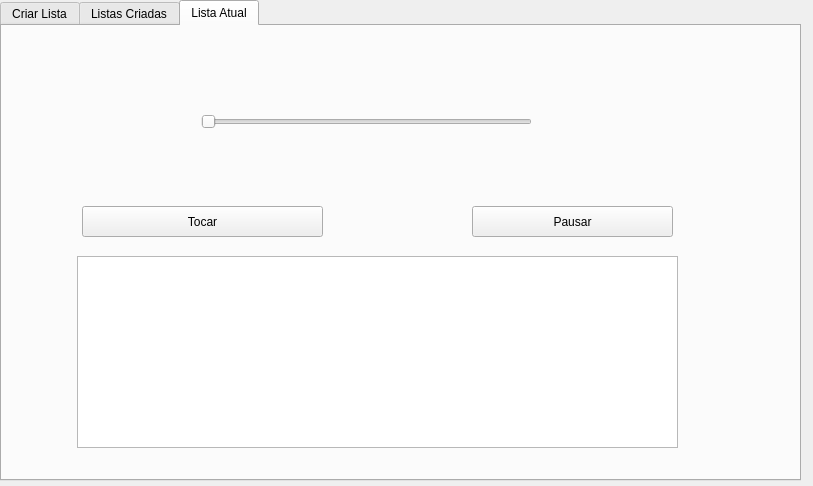
Qt form loggedwindow.ui (DiegoCacau/testStone) before a commit.
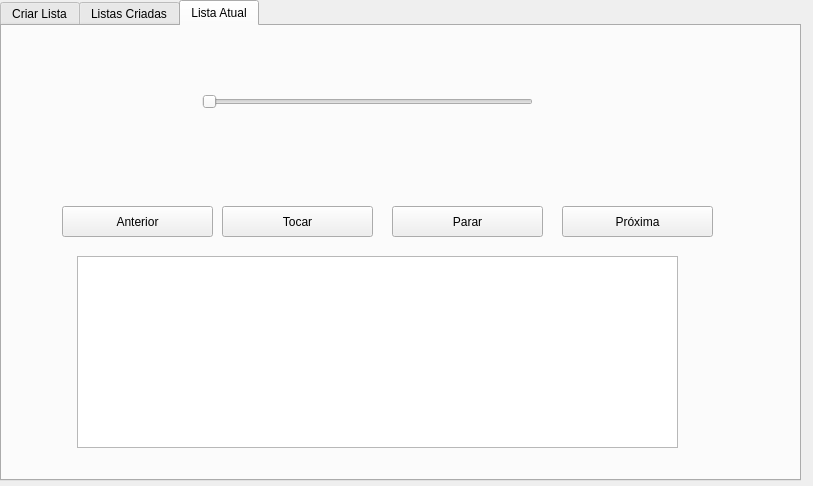
The same form after that commit.

```diff
--- a/loggedwindow.ui
+++ b/loggedwindow.ui
@@ -257,9 +257,9 @@
     <widget class="QPushButton" name="pushButton_5">
      <property name="geometry">
       <rect>
-       <x>80</x>
+       <x>220</x>
        <y>180</y>
-       <width>241</width>
+       <width>151</width>
        <height>31</height>
       </rect>
      </property>
@@ -270,14 +270,14 @@
     <widget class="QPushButton" name="pushButton_6">
      <property name="geometry">
       <rect>
-       <x>470</x>
+       <x>390</x>
        <y>180</y>
-       <width>201</width>
+       <width>151</width>
        <height>31</height>
       </rect>
      </property>
      <property name="text">
-      <string>Pausar</string>
+      <string>Parar</string>
      </property>
     </widget>
     <widget class="QListView" name="listView_3">
@@ -293,8 +293,8 @@
     <widget class="QSlider" name="horizontalSlider">
      <property name="geometry">
       <rect>
-       <x>199</x>
-       <y>70</y>
+       <x>200</x>
+       <y>50</y>
        <width>331</width>
        <height>51</height>
       </rect>
@@ -303,6 +303,58 @@
       <enum>Qt::Horizontal</enum>
      </property>
     </widget>
+    <widget class="QLabel" name="label_3">
+     <property name="geometry">
+      <rect>
+       <x>206</x>
+       <y>10</y>
+       <width>321</width>
+       <height>41</height>
+      </rect>
+     </property>
+     <property name="text">
+      <string/>
+     </property>
+    </widget>
+    <widget class="QLabel" name="label_4">
+     <property name="geometry">
+      <rect>
+       <x>316</x>
+       <y>100</y>
+       <width>101</width>
+       <height>21</height>
+      </rect>
+     </property>
+     <property name="text">
+      <string/>
+     </property>
+    </widget>
+    <widget class="QPushButton" name="pushButton_9">
+     <property name="geometry">
+      <rect>
+       <x>60</x>
+       <y>180</y>
+       <width>151</width>
+       <height>31</height>
+      </rect>
+     </property>
+     <property name="text">
+      <string>Anterior</string>
+     </property>
+    </widget>
+    <widget class="QPushButton" name="pushButton_10">
+     <property name="geometry">
+      <rect>
+       <x>560</x>
+       <y>180</y>
+       <width>151</width>
+       <height>31</height>
+      </rect>
+     </property>
+     <property name="text">
+      <string>Próxima</string>
+     </property>
+    </widget>
    </widget>
   </widget>
  </widget>
```
Left out of the diff: 19 changed lines with no effect on the pictures.
